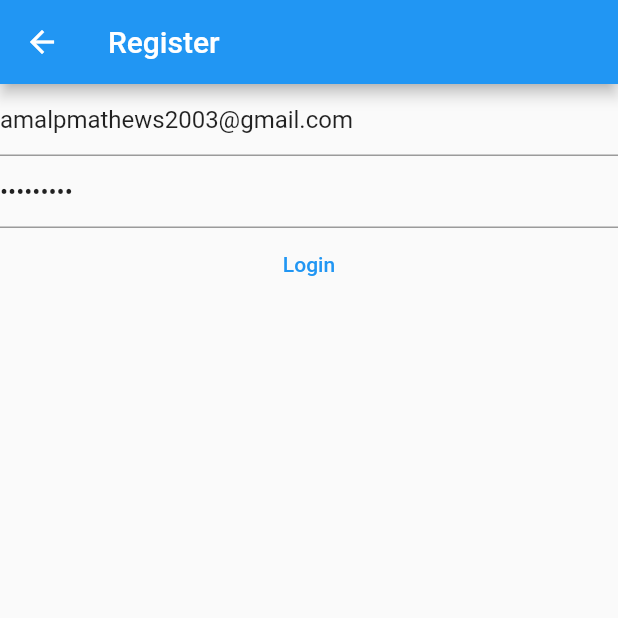
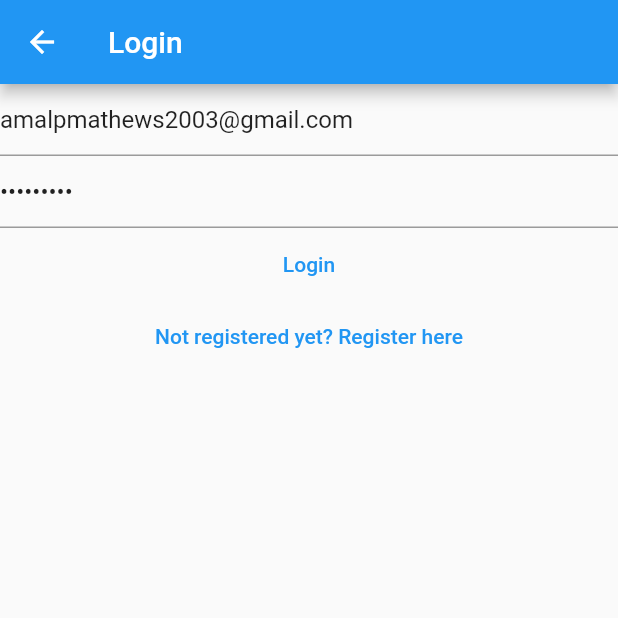
Before and after one commit to amalpmathews2003/Learning-Flutter, a Flutter app: the LoginView screen opened directly, on a phone screen of 412 x 824 dp, the top half of it. Run offline on Flutter 3.47's test engine with Material 2 defaults, Android fonts, the phone set to English and light mode, and no system bars; our stand-ins replace firebase_auth, firebase_core, google_sign_in; accounts and stored records are empty.

Commit message:
add verify email route linked login and register views

```diff
--- a/lib/views/login.dart
+++ b/lib/views/login.dart
@@ -1,8 +1,6 @@
 import 'package:flutter/foundation.dart';
 import 'package:flutter/material.dart';
-import 'package:firebase_core/firebase_core.dart';
 import 'package:firebase_auth/firebase_auth.dart';
-import 'package:learningdart/firebase_options.dart';
 
 class LoginView extends StatefulWidget {
   const LoginView({super.key});
@@ -78,41 +76,37 @@ class LoginViewState extends State<LoginView> {
   Widget build(BuildContext context) {
     return Scaffold(
       appBar: AppBar(
-        title: const Text('Register'),
+        title: const Text('Login'),
       ),
-      body: FutureBuilder(
-          future: Firebase.initializeApp(
-            options: DefaultFirebaseOptions.currentPlatform,
-          ),
-          builder: (context, snapshot) {
-            switch (snapshot.connectionState) {
-              case ConnectionState.done:
-                return Column(
+      body: Column(
         children: [
           TextField(
             controller: _email,
             keyboardType: TextInputType.emailAddress,
-                      decoration: const InputDecoration(
-                          hintText: 'Enter your email here'),
+            decoration:
+                const InputDecoration(hintText: 'Enter your email here'),
           ),
           TextField(
             controller: _password,
             obscureText: true,
             enableSuggestions: false,
             autocorrect: false,
-                      decoration: const InputDecoration(
-                          hintText: 'Enter your password here'),
+            decoration:
+                const InputDecoration(hintText: 'Enter your password here'),
           ),
           TextButton(
             onPressed: handleButtonClick,
             child: const Text('Login'),
           ),
+          TextButton(
+            onPressed: () {
+              Navigator.of(context)
+                  .pushNamedAndRemoveUntil('/register/', (route) => false);
+            },
+            child: const Text('Not registered yet? Register here'),
+          )
         ],
-                );
-              default:
-                return const Text('Loading');
-            }
-          }),
+      ),
     );
   }
 }
```
Also changed, not shown: lib/main.dart (+42 -22 lines), lib/routes.dart (added, +11 -0 lines), lib/views/register.dart (+14 -17 lines), lib/views/verify_email.dart (added, +47 -0 lines). Lines whose indentation alone changed are shown as unchanged.
